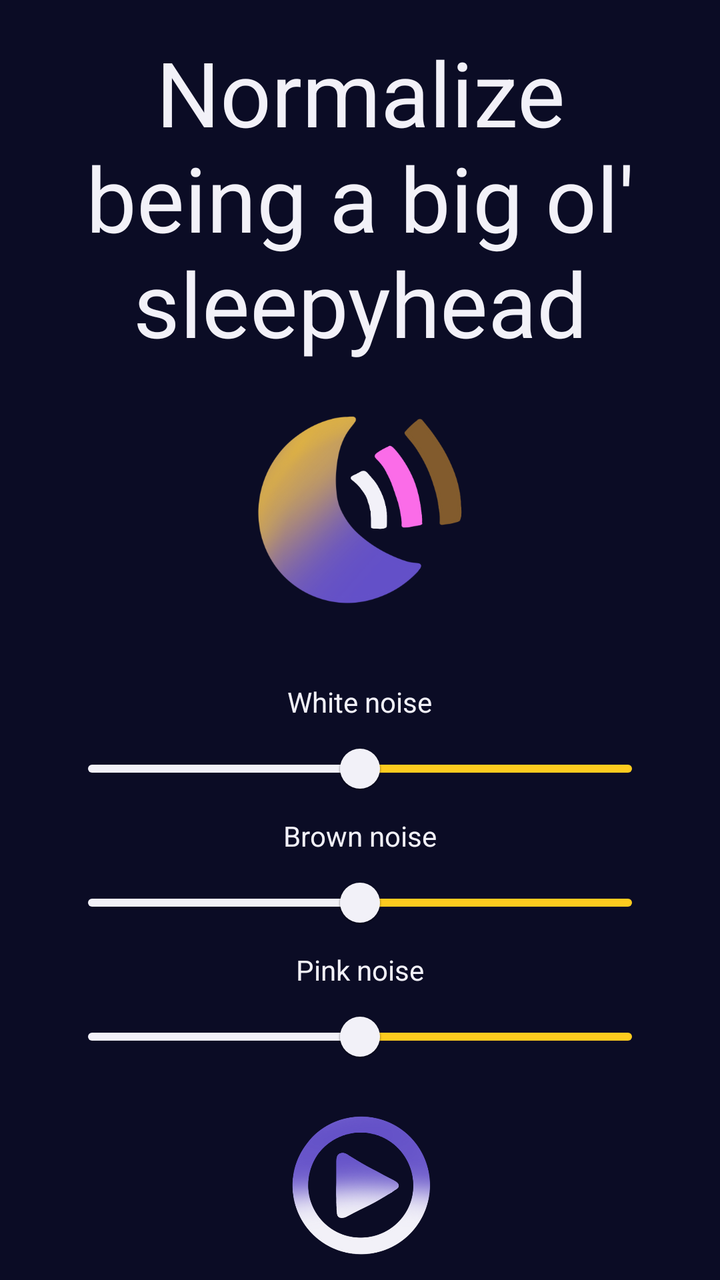
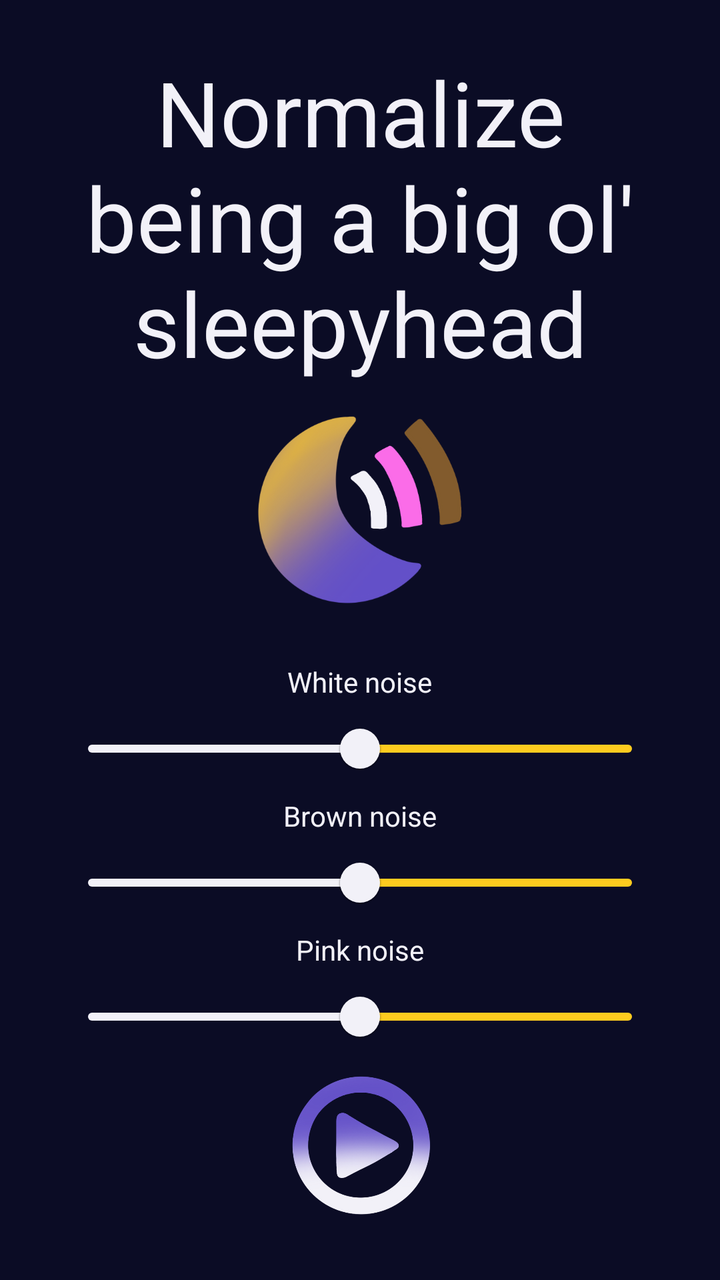

Two renders of the same Android screen: before a commit and after it. Below are the layout's source before the change and the commit's diff.
<!-- AndroidManifest.xml: application theme Theme.Sleepyhead -->
<!-- res/layout/activity_main.xml -->
<?xml version="1.0" encoding="utf-8"?>
<androidx.constraintlayout.widget.ConstraintLayout xmlns:android="http://schemas.android.com/apk/res/android"
    xmlns:app="http://schemas.android.com/apk/res-auto"
    xmlns:tools="http://schemas.android.com/tools"
    android:layout_width="match_parent"
    android:layout_height="match_parent"
    tools:context=".MainActivity"
    android:background="@color/moonbackground">

    <TextView
        android:id="@+id/header"
        android:layout_width="wrap_content"
        android:layout_height="wrap_content"
        android:text="Normalize being a big ol' sleepyhead"
        app:layout_constraintEnd_toEndOf="parent"
        app:layout_constraintStart_toStartOf="parent"
        app:layout_constraintTop_toTopOf="parent"
        android:layout_marginTop="16dp"
        android:textSize="45sp"
        android:textColor="@color/moonwhite"
        android:textAlignment="center"/>

    <ImageView
        android:id="@+id/crescent"
        android:layout_width="120dp"
        android:layout_height="120dp"
        android:src="@drawable/moonlogo"
        app:layout_constraintRight_toRightOf="parent"
        app:layout_constraintLeft_toLeftOf="parent"
        app:layout_constraintTop_toBottomOf="@id/header"
        app:layout_constraintBottom_toTopOf="@id/linear"
        android:layout_marginBottom="15dp"
        android:contentDescription="Logo of a moon with white noise coming out" />

    <LinearLayout
        android:layout_width="match_parent"
        android:layout_height="wrap_content"
        android:orientation="vertical"
        android:id="@+id/linear"
        app:layout_constraintRight_toRightOf="parent"
        app:layout_constraintBottom_toTopOf="@id/play"
        app:layout_constraintLeft_toLeftOf="parent"
        app:layout_constraintTop_toBottomOf="@id/crescent"
        android:layout_marginStart="30dp"
        android:layout_marginEnd="30dp">

        <TextView
            android:id="@+id/wavetext"
            android:layout_width="wrap_content"
            android:layout_height="wrap_content"
            android:text="White noise"
            app:layout_constraintTop_toTopOf="parent"
            app:layout_constraintBottom_toBottomOf="parent"
            android:textColor="@color/moonwhite"
            android:layout_gravity="center"/>

        <com.google.android.material.slider.Slider
            android:id="@+id/whiteslider"
            android:layout_width="wrap_content"
            android:layout_height="wrap_content"
            app:layout_constraintLeft_toLeftOf="parent"
            app:layout_constraintRight_toRightOf="parent"
            app:layout_constraintTop_toBottomOf="@id/wavetext"
            android:valueFrom="0.0"
            android:valueTo="0.6"
            android:value="0.3"
            android:contentDescription="White noise slider control"
            app:labelBehavior="gone"
            app:trackColorActive="@color/moonwhite"
            app:trackColorInactive="@color/moonyellow"
            app:thumbColor="@color/moonwhite" />

        <TextView
            android:id="@+id/browntext"
            android:layout_width="wrap_content"
            android:layout_height="wrap_content"
            android:layout_gravity="center"
            app:layout_constraintTop_toBottomOf="@id/whiteslider"
            android:textColor="@color/moonwhite"
            android:text="Brown noise"/>

        <com.google.android.material.slider.Slider
            android:id="@+id/brownslider"
            android:layout_width="wrap_content"
            android:layout_height="wrap_content"
            app:layout_constraintLeft_toLeftOf="parent"
            app:layout_constraintRight_toRightOf="parent"
            android:valueFrom="0.0"
            android:valueTo="0.8"
            android:value="0.4"
            android:contentDescription="Brown noise slider control"
            app:layout_constraintTop_toBottomOf="@id/browntext"
            app:labelBehavior="gone"
            app:trackColorActive="@color/moonwhite"
            app:trackColorInactive="@color/moonyellow"
            app:thumbColor="@color/moonwhite"/>

        <TextView
            android:id="@+id/pinktext"
            android:layout_width="wrap_content"
            android:layout_height="wrap_content"
            android:textColor="@color/moonwhite"
            android:layout_gravity="center"
            app:layout_constraintTop_toBottomOf="@id/brownslider"
            android:text="Pink noise"/>

        <com.google.android.material.slider.Slider
            android:id="@+id/pinkslider"
            android:layout_width="wrap_content"
            android:layout_height="wrap_content"
            android:valueFrom="0.0"
            android:valueTo="1.0"
            android:value="0.5"
            android:contentDescription="Pink noise slider control"
            app:layout_constraintLeft_toLeftOf="parent"
            app:layout_constraintRight_toRightOf="parent"
            app:layout_constraintTop_toBottomOf="@id/pinktext"
            app:labelBehavior="gone"
            app:trackColorActive="@color/moonwhite"
            app:trackColorInactive="@color/moonyellow"
            app:thumbColor="@color/moonwhite"/>
    </LinearLayout>

    <ImageView
        android:id="@+id/play"
        android:layout_marginBottom="10dp"
        android:layout_width="75dp"
        android:layout_height="75dp"
        app:layout_constraintBottom_toBottomOf="parent"
        app:layout_constraintLeft_toLeftOf="parent"
        app:layout_constraintRight_toRightOf="parent"
        android:src="@drawable/play"
        android:contentDescription="Play button" />


</androidx.constraintlayout.widget.ConstraintLayout>
<!-- resources referenced by this layout -->
<resources>
  <color name="moonbackground">#0b0c25</color>
  <color name="moonwhite">#f2f1f8</color>
  <color name="moonyellow">#fecb1f</color>
  <!-- drawable moonlogo: png bitmap (drawable-v24, 91595 bytes) -->
  <!-- drawable play: png bitmap (drawable-v24, 69025 bytes) -->
  <style name="Theme.Sleepyhead" parent="Theme.MaterialComponents.DayNight.NoActionBar">
          
          <item name="colorPrimary">@color/purple_500</item>
          <item name="colorPrimaryVariant">@color/purple_700</item>
          <item name="colorOnPrimary">@color/white</item>
          
          <item name="colorSecondary">@color/teal_200</item>
          <item name="colorSecondaryVariant">@color/teal_700</item>
          <item name="colorOnSecondary">@color/black</item>
          
          <item name="android:statusBarColor" tools:targetApi="l">?attr/colorPrimaryVariant</item>
          
      </style>
  <color name="purple_500">#FF6200EE</color>
  <color name="purple_700">#FF3700B3</color>
  <color name="white">#FFFFFFFF</color>
  <color name="teal_200">#FF03DAC5</color>
  <color name="teal_700">#FF018786</color>
  <color name="black">#FF000000</color>
</resources>

<!-- the commit's change to res/layout/activity_main.xml (unified diff, before → after) -->
@@ -15,7 +15,7 @@
         app:layout_constraintEnd_toEndOf="parent"
         app:layout_constraintStart_toStartOf="parent"
         app:layout_constraintTop_toTopOf="parent"
-        android:layout_marginTop="16dp"
+        android:layout_marginTop="26dp"
         android:textSize="45sp"
         android:textColor="@color/moonwhite"
         android:textAlignment="center"/>
@@ -123,7 +123,7 @@
 
     <ImageView
         android:id="@+id/play"
-        android:layout_marginBottom="10dp"
+        android:layout_marginBottom="30dp"
         android:layout_width="75dp"
         android:layout_height="75dp"
         app:layout_constraintBottom_toBottomOf="parent"
